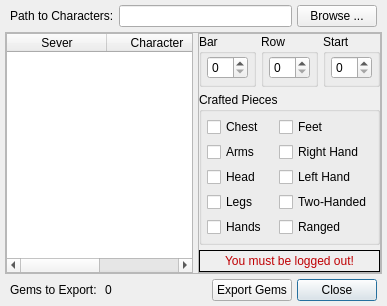
This is interface/CraftBarDialog.ui in WesRoach/SpellcraftingCalculator as Qt 5 draws it before an edit. The edited form follows.
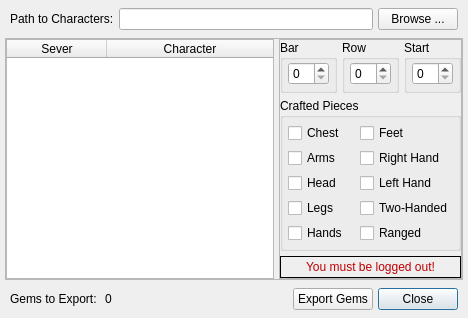
This is the edited form.

Patch:
```diff
--- a/interface/CraftBarDialog.ui
+++ b/interface/CraftBarDialog.ui
@@ -6,8 +6,8 @@
    <rect>
     <x>0</x>
     <y>0</y>
-    <width>387</width>
-    <height>284</height>
+    <width>468</width>
+    <height>288</height>
    </rect>
   </property>
   <property name="windowTitle">
@@ -38,13 +38,13 @@
       <number>5</number>
      </property>
      <property name="topMargin">
-      <number>0</number>
+      <number>3</number>
      </property>
      <property name="rightMargin">
       <number>5</number>
      </property>
      <property name="bottomMargin">
-      <number>0</number>
+      <number>3</number>
      </property>
      <item>
       <widget class="QLabel" name="CharacterPathLabel">
@@ -455,13 +455,13 @@
       <number>5</number>
      </property>
      <property name="topMargin">
-      <number>0</number>
+      <number>3</number>
      </property>
      <property name="rightMargin">
       <number>5</number>
      </property>
      <property name="bottomMargin">
-      <number>0</number>
+      <number>3</number>
      </property>
      <item>
       <widget class="QLabel" name="GemsExportLabel">
```
